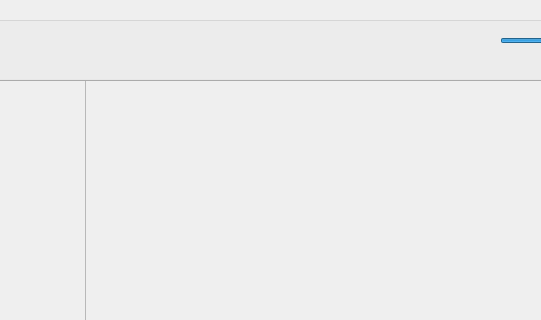
Old version of the form layout/mainwindow.ui in the repository MCMi460/razor; both pictures show x 170 to 711 and y 0 to 320 of the 960 by 600 pixel window.
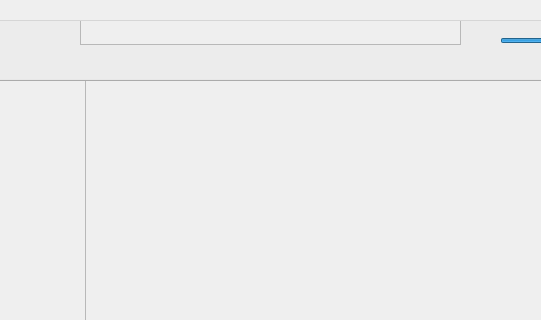
New version of the form.

Commit message: Make crappy title scrolling feature

The edit to the form file:
```diff
--- a/layout/mainwindow.ui
+++ b/layout/mainwindow.ui
@@ -390,38 +390,15 @@
         <string/>
        </property>
       </widget>
-      <widget class="QLabel" name="titleLabel">
-       <property name="geometry">
-        <rect>
-         <x>130</x>
-         <y>20</y>
-         <width>371</width>
-         <height>16</height>
-        </rect>
-       </property>
-       <property name="font">
-        <font>
-         <family>Arial</family>
-        </font>
-       </property>
-       <property name="text">
-        <string/>
-       </property>
-      </widget>
       <widget class="QLabel" name="uploaderLabel">
        <property name="geometry">
         <rect>
          <x>130</x>
-         <y>40</y>
+         <y>50</y>
          <width>381</width>
          <height>16</height>
         </rect>
        </property>
-       <property name="font">
-        <font>
-         <family>Arial</family>
-        </font>
-       </property>
        <property name="text">
         <string/>
        </property>
@@ -477,6 +454,51 @@
         <string/>
        </property>
       </widget>
+      <widget class="QScrollArea" name="titleArea">
+       <property name="geometry">
+        <rect>
+         <x>130</x>
+         <y>20</y>
+         <width>381</width>
+         <height>25</height>
+        </rect>
+       </property>
+       <property name="verticalScrollBarPolicy">
+        <enum>Qt::ScrollBarAlwaysOff</enum>
+       </property>
+       <property name="horizontalScrollBarPolicy">
+        <enum>Qt::ScrollBarAlwaysOff</enum>
+       </property>
+       <property name="widgetResizable">
+        <bool>true</bool>
+       </property>
+       <widget class="QWidget" name="titleContents">
+        <property name="geometry">
+         <rect>
+          <x>0</x>
+          <y>0</y>
+          <width>379</width>
+          <height>23</height>
+         </rect>
+        </property>
+        <property name="styleSheet">
+         <string notr="true">background-color: transparent;</string>
+        </property>
+        <widget class="QLabel" name="titleLabel">
+         <property name="geometry">
+          <rect>
+           <x>0</x>
+           <y>0</y>
+           <width>600</width>
+           <height>25</height>
+          </rect>
+         </property>
+         <property name="text">
+          <string/>
+         </property>
+        </widget>
+       </widget>
+      </widget>
      </widget>
     </widget>
     <widget class="QWidget" name="searchStack">
```
Left out of the diff: 3 changed lines with no effect on the pictures. The commit also changes 5 other files.
